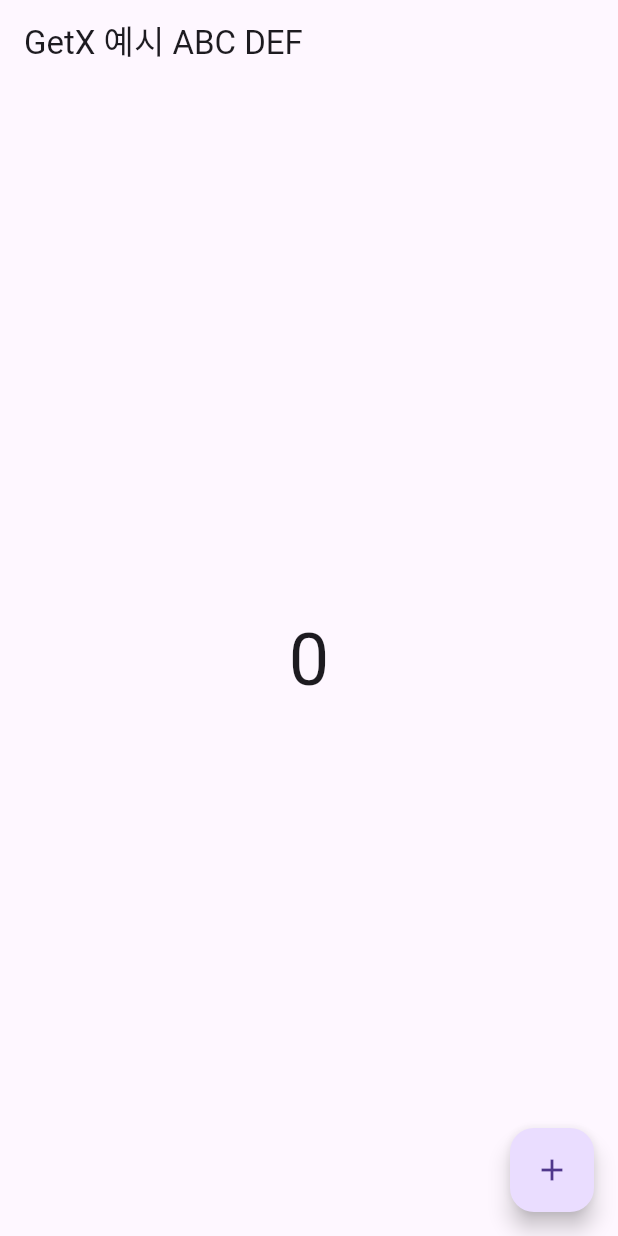
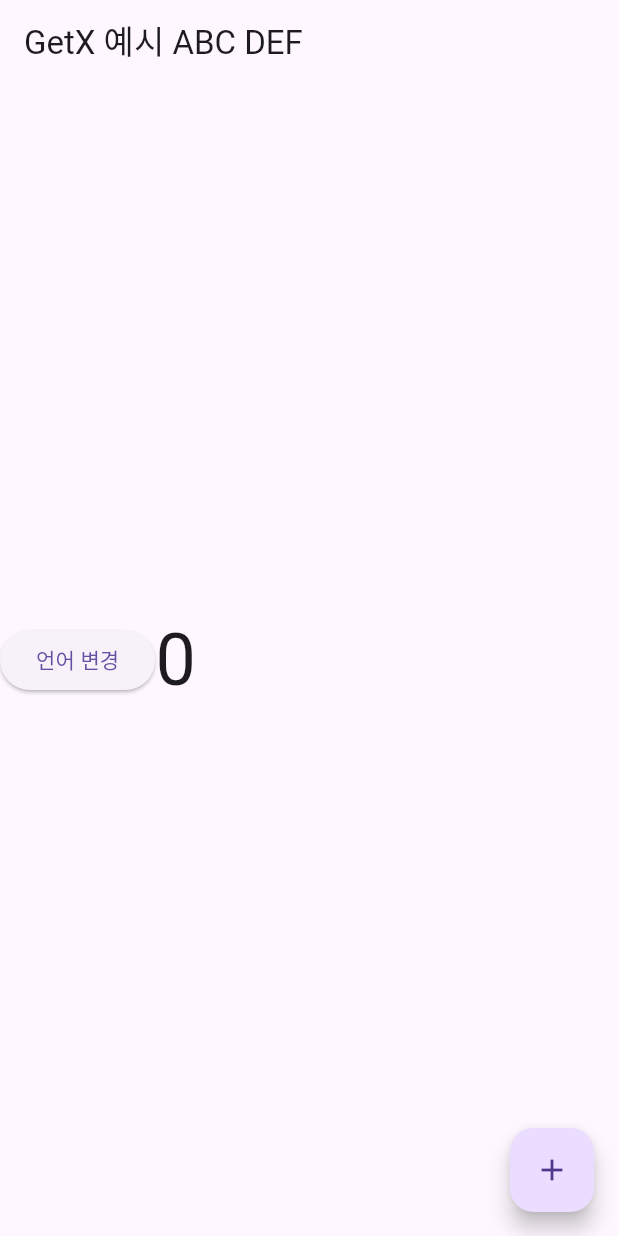
Before and after one commit to choiexe1/get_study, a Flutter app: the screen it shows after launch, on a phone screen of 412 x 824 dp. Run offline on Flutter 3.47's test engine with Material 3 defaults, Android fonts, the phone set to English and light mode, and no system bars; our stand-ins replace get.

Commit message:
언어 변경 기능

```diff
--- a/lib/config/translation/app_translation.dart
+++ b/lib/config/translation/app_translation.dart
@@ -3,7 +3,7 @@ import 'package:get/route_manager.dart';
 class AppTranslation extends Translations {
   @override
   Map<String, Map<String, String>> get keys => {
-    'ko': {'GetX Example': 'GetX 예시 %s %s'},
-    'en': {'GetX Example': 'GetX Example %s'},
+    'ko': {'GetX Example': 'GetX 예시 %s %s', 'Change Locale': '언어 변경'},
+    'en': {'GetX Example': 'GetX Example %s', 'Change Locale': 'Change Locale'},
   };
 }
--- a/lib/features/home/presentation/pages/home_page.dart
+++ b/lib/features/home/presentation/pages/home_page.dart
@@ -13,8 +13,21 @@ class HomePage extends StatelessWidget {
       appBar: AppBar(title: Text('GetX Example'.trArgs(['ABC', 'DEF']))),
       body: Center(
         child: Obx(
-          () =>
+          () => Row(
+            children: [
+              ElevatedButton(
+                child: Text('Change Locale'.tr),
+                onPressed: () {
+                  if (Get.locale?.languageCode == 'ko') {
+                    Get.updateLocale(Locale('en'));
+                  } else {
+                    Get.updateLocale(Locale('ko'));
+                  }
+                },
+              ),
               Text('${controller.count.value}', style: TextStyle(fontSize: 48)),
+            ],
+          ),
         ),
       ),
       floatingActionButton: FloatingActionButton(
```
